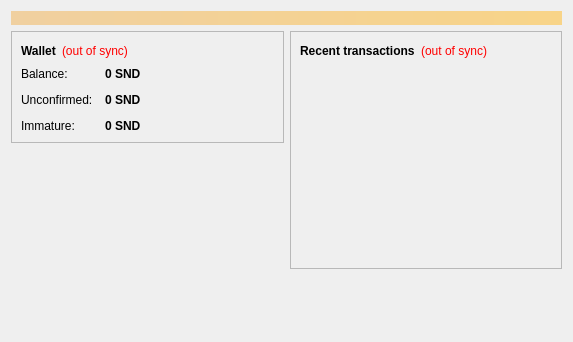
The window that src/qt/forms/overviewpage.ui (dakk/soundcoin) describes before a commit, drawn with Qt 5.
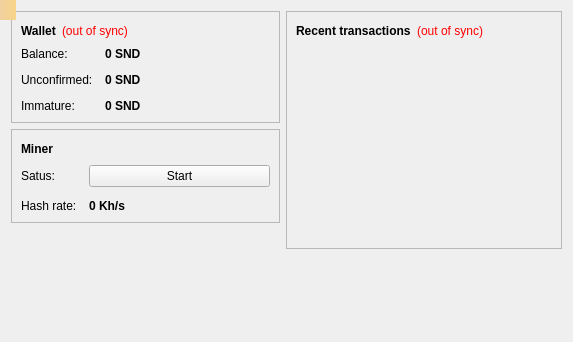
The same window after the commit.

```diff
--- a/src/qt/forms/overviewpage.ui
+++ b/src/qt/forms/overviewpage.ui
@@ -13,28 +13,8 @@
   <property name="windowTitle">
    <string>Form</string>
   </property>
-  <layout class="QVBoxLayout" name="topLayout">
-   <item>
-    <widget class="QLabel" name="labelAlerts">
-     <property name="visible">
-      <bool>false</bool>
-     </property>
-     <property name="styleSheet">
-      <string notr="true">background-color: qlineargradient(x1: 0, y1: 0, x2: 1, y2: 0, stop:0 #F0D0A0, stop:1 #F8D488); color:#000000;</string>
-     </property>
-     <property name="wordWrap">
-      <bool>true</bool>
-     </property>
-     <property name="margin">
-      <number>3</number>
-     </property>
-    </widget>
-   </item>
-   <item>
-    <layout class="QHBoxLayout" name="horizontalLayout" stretch="1,1">
-     <item>
-      <layout class="QVBoxLayout" name="verticalLayout_2">
-       <item>
+  <layout class="QGridLayout" name="gridLayout">
+   <item row="0" column="0">
         <widget class="QFrame" name="frame">
          <property name="frameShape">
           <enum>QFrame::StyledPanel</enum>
@@ -189,22 +169,7 @@
          </layout>
         </widget>
        </item>
-       <item>
-        <spacer name="verticalSpacer">
-         <property name="orientation">
-          <enum>Qt::Vertical</enum>
-         </property>
-         <property name="sizeHint" stdset="0">
-          <size>
-           <width>20</width>
-           <height>40</height>
-          </size>
-         </property>
-        </spacer>
-       </item>
-      </layout>
-     </item>
-     <item>
+   <item row="0" column="1" rowspan="3">
       <layout class="QVBoxLayout" name="verticalLayout_3">
        <item>
         <widget class="QFrame" name="frame_2">
@@ -292,9 +257,146 @@
        </item>
       </layout>
      </item>
-    </layout>
-   </item>
-  </layout>
+   <item row="1" column="0">
+    <widget class="QFrame" name="frame_3">
+     <property name="enabled">
+      <bool>true</bool>
+     </property>
+     <property name="frameShape">
+      <enum>QFrame::StyledPanel</enum>
+     </property>
+     <property name="frameShadow">
+      <enum>QFrame::Raised</enum>
+     </property>
+     <layout class="QVBoxLayout" name="verticalLayout_5">
+      <item>
+       <layout class="QHBoxLayout" name="horizontalLayout_5">
+        <item>
+         <widget class="QLabel" name="label_6">
+          <property name="font">
+           <font>
+            <weight>75</weight>
+            <bold>true</bold>
+           </font>
+          </property>
+          <property name="text">
+           <string>Miner</string>
+          </property>
+         </widget>
+        </item>
+        <item>
+         <spacer name="horizontalSpacer_3">
+          <property name="orientation">
+           <enum>Qt::Horizontal</enum>
+          </property>
+          <property name="sizeHint" stdset="0">
+           <size>
+            <width>40</width>
+            <height>20</height>
+           </size>
+          </property>
+         </spacer>
+        </item>
+       </layout>
+      </item>
+      <item>
+       <layout class="QFormLayout" name="formLayout_3">
+        <property name="fieldGrowthPolicy">
+         <enum>QFormLayout::AllNonFixedFieldsGrow</enum>
+        </property>
+        <property name="horizontalSpacing">
+         <number>12</number>
+        </property>
+        <property name="verticalSpacing">
+         <number>12</number>
+        </property>
+        <item row="1" column="0">
+         <widget class="QLabel" name="label_2">
+          <property name="text">
+           <string>Satus:</string>
+          </property>
+         </widget>
+        </item>
+        <item row="1" column="1">
+         <widget class="QPushButton" name="buttonMiner">
+          <property name="text">
+           <string>Start</string>
+          </property>
+          <property name="checkable">
+           <bool>true</bool>
+          </property>
+         </widget>
+        </item>
+        <item row="2" column="0">
+         <widget class="QLabel" name="label_7">
+          <property name="text">
+           <string>Hash rate:</string>
+          </property>
+         </widget>
+        </item>
+        <item row="2" column="1">
+         <widget class="QLabel" name="labelHashrate">
+          <property name="font">
+           <font>
+            <weight>75</weight>
+            <bold>true</bold>
+           </font>
+          </property>
+          <property name="cursor">
+           <cursorShape>IBeamCursor</cursorShape>
+          </property>
+          <property name="toolTip">
+           <string>Total of transactions that have yet to be confirmed, and do not yet count toward the current balance</string>
+          </property>
+          <property name="text">
+           <string notr="true">0 Kh/s</string>
+          </property>
+          <property name="textInteractionFlags">
+           <set>Qt::LinksAccessibleByMouse|Qt::TextSelectableByKeyboard|Qt::TextSelectableByMouse</set>
+          </property>
+         </widget>
+        </item>
+       </layout>
+      </item>
+     </layout>
+    </widget>
+   </item>
+   <item row="2" column="0">
+    <spacer name="verticalSpacer">
+     <property name="orientation">
+      <enum>Qt::Vertical</enum>
+     </property>
+     <property name="sizeHint" stdset="0">
+      <size>
+       <width>20</width>
+       <height>76</height>
+      </size>
+     </property>
+    </spacer>
+   </item>
+  </layout>
+  <widget class="QLabel" name="labelAlerts">
+   <property name="geometry">
+    <rect>
+     <x>0</x>
+     <y>0</y>
+     <width>16</width>
+     <height>20</height>
+    </rect>
+   </property>
+   <property name="visible">
+    <bool>false</bool>
+   </property>
+   <property name="styleSheet">
+    <string notr="true">background-color: qlineargradient(x1: 0, y1: 0, x2: 1, y2: 0, stop:0 #F0D0A0, stop:1 #F8D488); color:#000000;</string>
+   </property>
+   <property name="wordWrap">
+    <bool>true</bool>
+   </property>
+   <property name="margin">
+    <number>3</number>
+   </property>
+  </widget>
  </widget>
  <resources/>
  <connections/>
```
Lines whose indentation alone changed are shown as unchanged.
